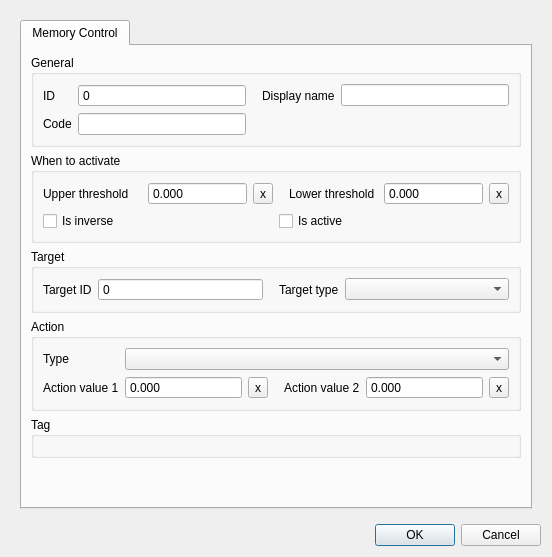
Above: threedi_schematisation_editor/forms/ui/memory_control.ui from nens/threedi-schematisation-editor before the change. Below: the same form after it.
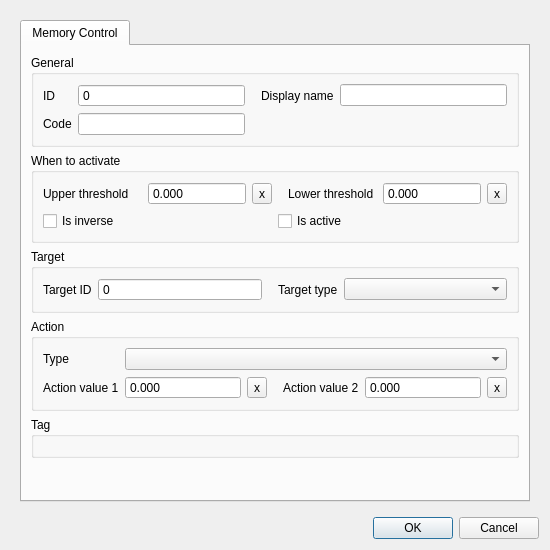
That is the form after the change.

Patch:
```diff
--- a/threedi_schematisation_editor/forms/ui/memory_control.ui
+++ b/threedi_schematisation_editor/forms/ui/memory_control.ui
@@ -6,8 +6,8 @@
    <rect>
     <x>0</x>
     <y>0</y>
-    <width>552</width>
-    <height>557</height>
+    <width>550</width>
+    <height>550</height>
    </rect>
   </property>
   <property name="windowTitle">
@@ -27,8 +27,8 @@
        <rect>
         <x>0</x>
         <y>0</y>
-        <width>534</width>
-        <height>510</height>
+        <width>532</width>
+        <height>503</height>
        </rect>
       </property>
       <layout class="QGridLayout" name="gridLayout_7">
```
Left out of the diff: 15 changed lines with no effect on the pictures.
